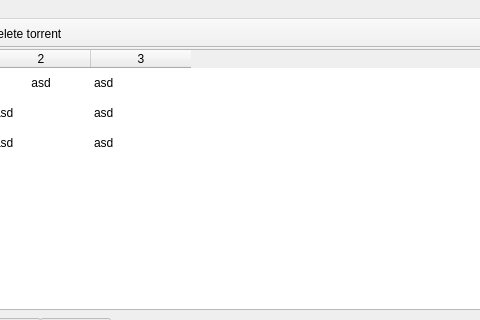
This is client/ui_designs/main_page.ui in aldairlfp/DTorrent as Qt 5 draws it before an edit; both pictures show x 111 to 591 and y 0 to 320 of the 719 by 600 pixel window. The edited form follows.
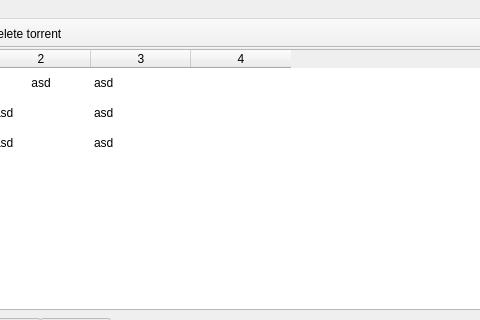
This is the edited form. Icons and pictures are not drawn.

The edit to the form file:
```diff
--- a/client/ui_designs/main_page.ui
+++ b/client/ui_designs/main_page.ui
@@ -61,7 +61,7 @@
        <number>3</number>
       </property>
       <property name="columnCount">
-       <number>3</number>
+       <number>4</number>
       </property>
       <attribute name="horizontalHeaderVisible">
        <bool>true</bool>
@@ -93,6 +93,7 @@
       <column/>
       <column/>
       <column/>
+      <column/>
       <item row="0" column="0">
        <property name="text">
         <string>asd</string>
```
Left out of the diff: 2 changed lines with no effect on the pictures.
